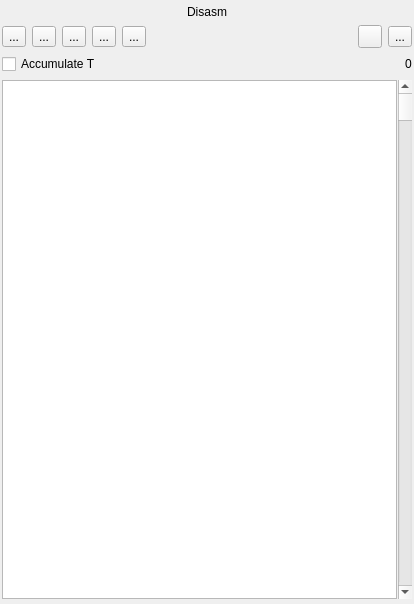
The window that ui/dbgwidgets/form_disasm.ui (samstyle/Xpeccy) describes before a commit, drawn with Qt 5.
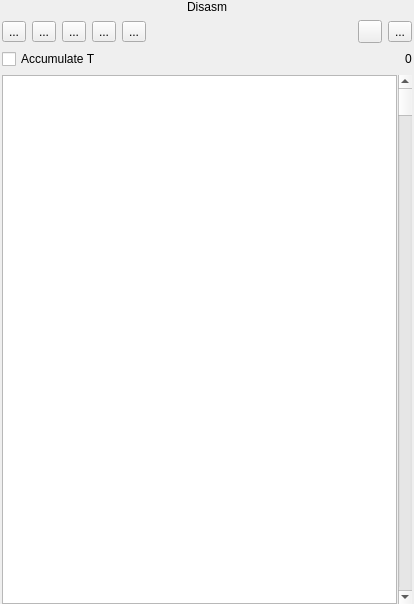
The same window after the commit. Icons and pictures are not drawn. Custom widgets are drawn as their Qt base class.

Patch:
```diff
--- a/ui/dbgwidgets/form_disasm.ui
+++ b/ui/dbgwidgets/form_disasm.ui
@@ -18,13 +18,13 @@
     <number>2</number>
    </property>
    <property name="topMargin">
-    <number>5</number>
+    <number>0</number>
    </property>
    <property name="rightMargin">
     <number>2</number>
    </property>
    <property name="bottomMargin">
-    <number>5</number>
+    <number>0</number>
    </property>
    <item>
     <widget class="QLabel" name="labHeadDisasm">
```
